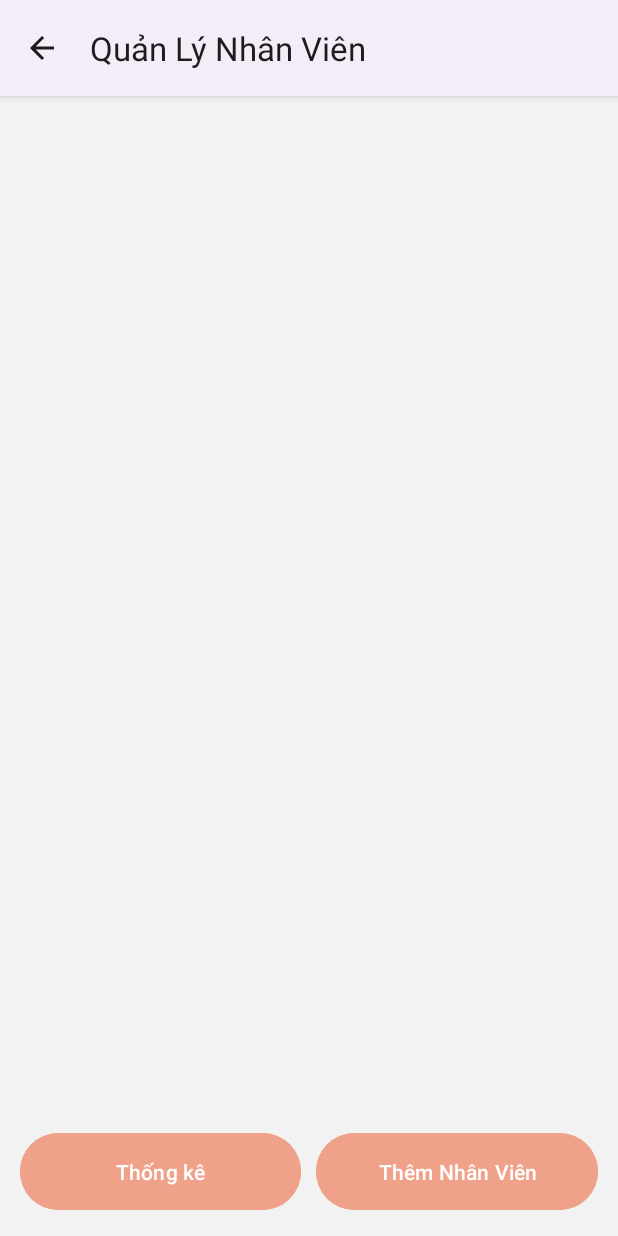
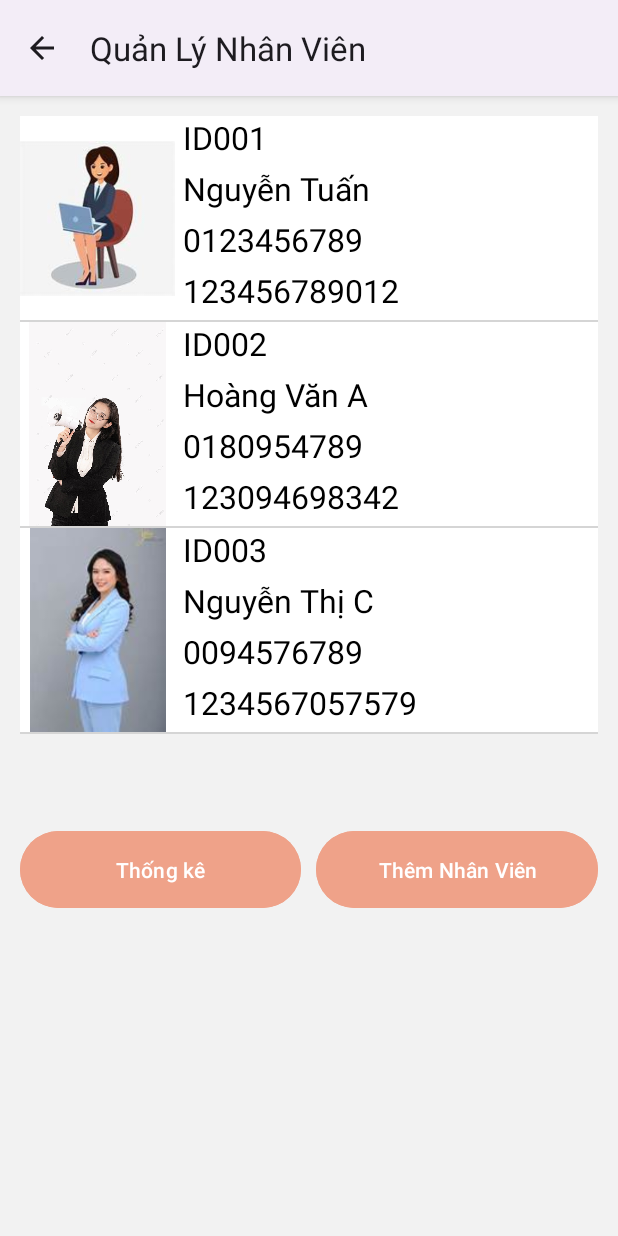
Before and after one commit to Dangthicamnhi/TnCoffee, an Android app: the QLNhanVien screen opened directly, with no data from a screen before it, on a phone screen of 412 x 824 dp. Run offline under Robolectric (Android 15) with nearby library versions, the phone set to English and light mode, and no system bars.

Commit message:
Update ChiTietNhanVien.java
QL Nhân Viên

```diff
--- a/app/src/main/AndroidManifest.xml
+++ b/app/src/main/AndroidManifest.xml
@@ -22,7 +22,7 @@
             android:name=".Activity.QLNhanVien"
             android:exported="false" />
         <activity
-            android:name=".Moder.NhanVien"
+            android:name=".Model.NhanVien"
             android:exported="false" />
         <activity
             android:name=".Adapter.Custom_Adapter"
--- a/app/src/main/java/com/example/tncoffee/Activity/ChiTietNhanVien.java
+++ b/app/src/main/java/com/example/tncoffee/Activity/ChiTietNhanVien.java
@@ -132,7 +132,7 @@ public class ChiTietNhanVien extends AppCompatActivity {
             edtCCCD.setText(nv.getCCCD());
         }
 
-//         Log.d("lengthListNV", String.valueOf(lengthListNV));
+        // Log.d("lengthListNV", String.valueOf(lengthListNV));
 //        tvMaNV.setText(nv.getMaNV());
 
         btnLamMoi.setOnClickListener(new View.OnClickListener() {
@@ -243,7 +243,6 @@ public class ChiTietNhanVien extends AppCompatActivity {
 //            }
 //        });
     }
-
     private boolean KiemTraTonTai(String ma) {
         for (int i = 0; i < danhSach.size(); i++) {
             if (danhSach.get(i).getMaNV().equals(ma)) {
@@ -262,4 +261,5 @@ public class ChiTietNhanVien extends AppCompatActivity {
     }
 
 
+
 }
--- a/app/src/main/java/com/example/tncoffee/Activity/QLNhanVien.java
+++ b/app/src/main/java/com/example/tncoffee/Activity/QLNhanVien.java
@@ -14,7 +14,7 @@ import android.widget.ListView;
 import android.widget.TextView;
 
 import com.example.tncoffee.Adapter.Custom_Adapter;
-import com.example.tncoffee.Moder.NhanVien;
+import com.example.tncoffee.Model.NhanVien;
 import com.example.tncoffee.R;
 
 import java.util.ArrayList;
@@ -50,10 +50,10 @@ public class QLNhanVien extends AppCompatActivity {
     }
 
     private void setControl() {
-
+        KhoiTao();
         lvDanhSach = findViewById(R.id.lvDanhSach);
         btnChiTiet = findViewById(R.id.btnChiTietNhanVien);
-//        tvThongKe = findViewById(R.id.tvThongKe);
+        tvThongKe = findViewById(R.id.tvThongKe);
         btnThongKe = findViewById(R.id.btnThongKe);
     }
 
@@ -81,17 +81,17 @@ public class QLNhanVien extends AppCompatActivity {
                 startActivity(intent);
             }
         });
-//        //Nút thống kê số lượng các loại sản phẩm
-//        btnThongKe.setOnClickListener(new View.OnClickListener() {
-//            @Override
-//            public void onClick(View view) {
-//                tvThongKe.setText(NhanVien.ThongKe());
-//            }
-//        });
+        //Nút thống kê số lượng Nhân viên
+        btnThongKe.setOnClickListener(new View.OnClickListener() {
+            @Override
+            public void onClick(View view) {
+                tvThongKe.setText(NhanVien.ThongKe());
+            }
+        });
     }
     private void KhoiTao() {
-//        danhSach.add(new NhanVien("001", "Văn A", "0123456789", "1234567890112","Phòng 1"));
-//        danhSach.add(new NhanVien("002", "Văn A" ,"0180954789", "1230946983412", "Phòng 2"));
-//        danhSach.add(new NhanVien("003", "Văn A" ,"0094576789", "1234567057579", "Phòng 3"));
+        danhSach.add(new NhanVien("ID001", "Nguyễn Tuấn", "0123456789", "123456789012", "Phòng 1"));
+        danhSach.add(new NhanVien("ID002", "Hoàng Văn A" ,"0180954789", "123094698342", "Phòng 2"));
+        danhSach.add(new NhanVien("ID003", "Nguyễn Thị C" ,"0094576789","1234567057579","Phòng 3"));
     }
 }
--- a/app/src/main/java/com/example/tncoffee/Adapter/Custom_Adapter.java
+++ b/app/src/main/java/com/example/tncoffee/Adapter/Custom_Adapter.java
@@ -2,10 +2,8 @@ package com.example.tncoffee.Adapter;
 
 import androidx.annotation.NonNull;
 import androidx.annotation.Nullable;
-import androidx.appcompat.app.AppCompatActivity;
 
 import android.content.Context;
-import android.os.Bundle;
 import android.view.LayoutInflater;
 import android.view.View;
 import android.view.ViewGroup;
@@ -13,7 +11,7 @@ import android.widget.ArrayAdapter;
 import android.widget.ImageView;
 import android.widget.TextView;
 
-import com.example.tncoffee.Moder.NhanVien;
+import com.example.tncoffee.Model.NhanVien;
 import com.example.tncoffee.R;
 
 import java.util.List;
--- a/app/src/main/java/com/example/tncoffee/Moder/NhanVien.java
+++ b/app/src/main/java/com/example/tncoffee/Model/NhanVien.java
@@ -1,4 +1,4 @@
-package com.example.tncoffee.Moder;
+package com.example.tncoffee.Model;
 
 import java.io.Serializable;
 
--- a/app/src/main/res/layout/activity_qlnhan_vien.xml
+++ b/app/src/main/res/layout/activity_qlnhan_vien.xml
@@ -12,7 +12,7 @@
     <ListView
         android:id="@+id/lvDanhSach"
         android:layout_width="match_parent"
-        android:layout_height="wrap_content"
+        android:layout_height="469dp"
         android:layout_weight="1">
     </ListView>
 
@@ -45,19 +45,16 @@
             android:text="Thêm Nhân Viên" />
 
     </LinearLayout>
-    <!--    <TextView-->
-    <!--        android:id="@+id/tvThongKe"-->
-    <!--        android:layout_width="match_parent"-->
-    <!--        android:layout_height="162dp"-->
-    <!--        android:gravity="center"-->
-    <!--        android:textSize="21dp" />-->
 
-    <!--    <Button-->
-    <!--        android:id="@+id/bntQuayLai"-->
-    <!--        android:layout_width="158dp"-->
-    <!--        android:layout_height="50dp"-->
-    <!--        android:layout_gravity="center"-->
-    <!--        android:backgroundTint="#EFA289"-->
-    <!--        android:text="Quay Lại" />-->
-
+    <TextView
+        android:layout_width="match_parent"
+        android:layout_height="197dp"
+        android:layout_weight="1"
+        android:id="@+id/tvThongKe"
+        android:gravity="center"
+        android:textSize="20dp"
+        android:textColor="#549CD6"
+        android:textStyle="italic"
+        android:typeface="sans"
+        />
 </LinearLayout>
```
